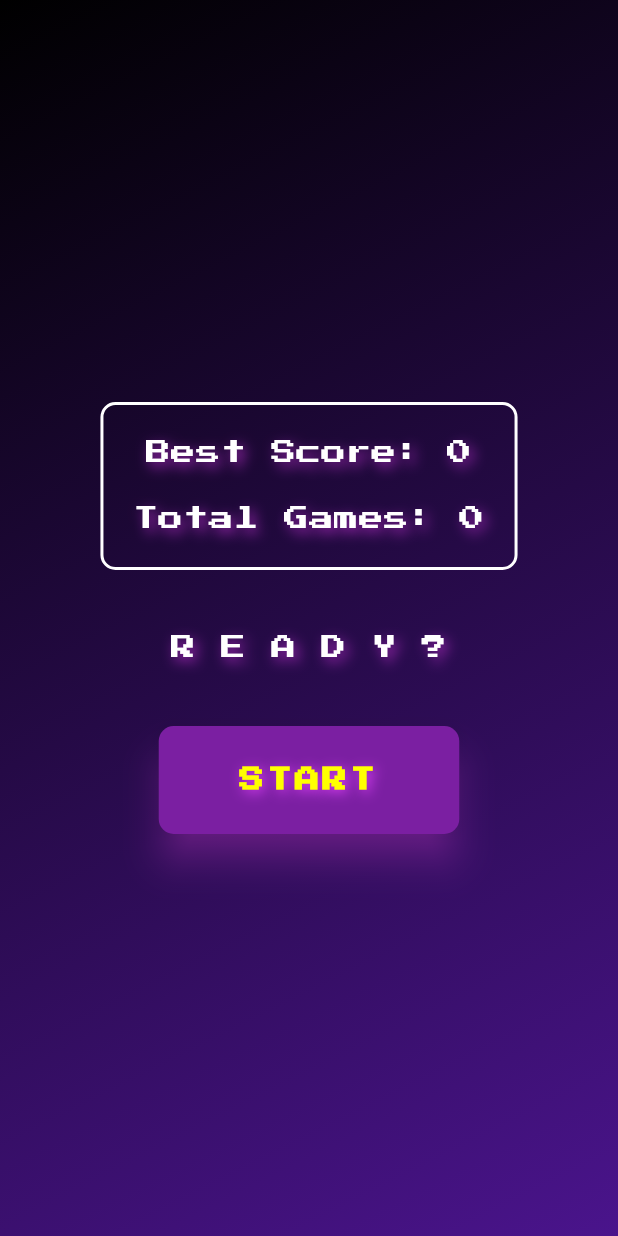
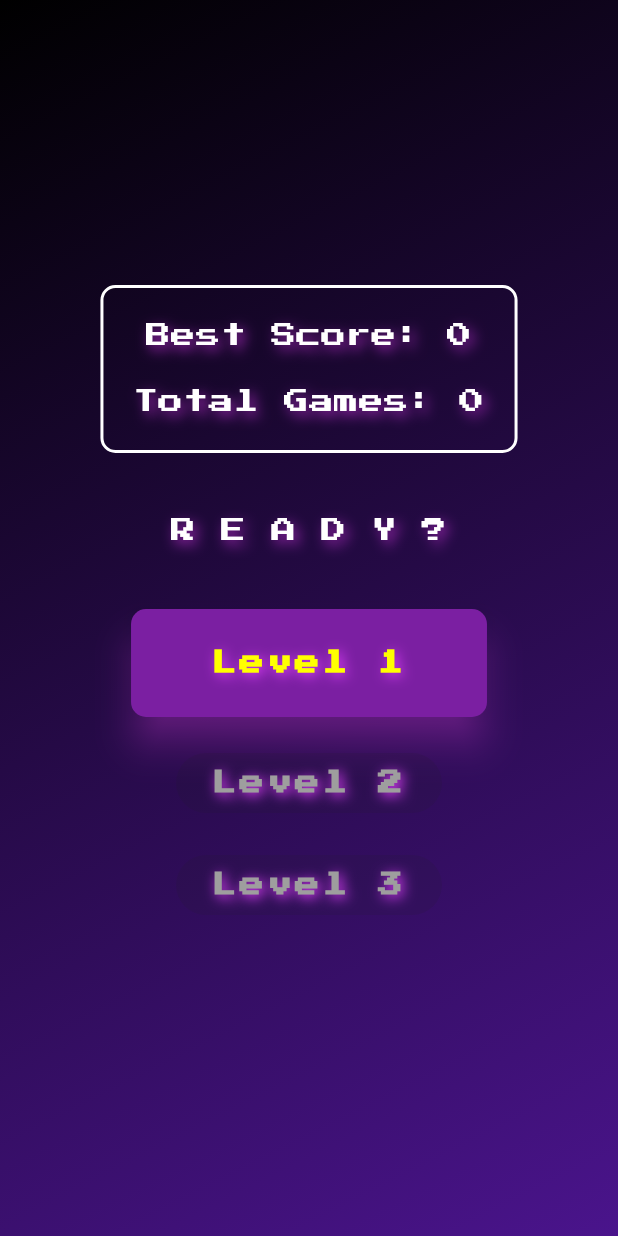
Before and after one commit to gianlucaromeo/first_flame_game, a Flutter app: the screen it shows after launch, on a phone screen of 412 x 824 dp. Run offline on Flutter 3.47's test engine with Material 3 defaults, Android fonts, the phone set to English and light mode, and no system bars; our stand-ins replace get, google_fonts, hive_ce, hive_ce_flutter; missing offline and left inert: flame, flame_forge2d; accounts and stored records are empty.

Commit message:
Added level difficulties

```diff
--- a/lib/screens/game_screen.dart
+++ b/lib/screens/game_screen.dart
@@ -8,7 +8,9 @@ import '../components/my_game.dart';
 import 'result_screen.dart';
 
 class GameScreen extends StatefulWidget {
-  const GameScreen({super.key});
+  const GameScreen({super.key, required this.level});
+
+  final int level;
 
   @override
   State<GameScreen> createState() => _GameScreenState();
@@ -24,6 +26,7 @@ class _GameScreenState extends State<GameScreen> {
       onGameOver: (int score) {
         Get.off(() => ResultScreen(score: score));
       },
+      level: widget.level,
     );
   }
 
@@ -42,7 +45,10 @@ class _GameScreenState extends State<GameScreen> {
           children: [
             Padding(
               padding: const EdgeInsets.all(12.0),
-              child: ScoreCard(score: _game.score),
+              child: ScoreCard(
+                score: _game.score,
+                level: widget.level,
+              ),
             ),
             Expanded(
               child: GameWidget(game: _game),
--- a/lib/screens/welcome_screen.dart
+++ b/lib/screens/welcome_screen.dart
@@ -1,3 +1,4 @@
+import 'package:first_flame_game/services/local_storage_service.dart';
 import 'package:first_flame_game/widgets/game_button.dart';
 import 'package:first_flame_game/widgets/statistics.dart';
 import 'package:flutter/material.dart';
@@ -31,12 +32,17 @@ class WelcomeScreen extends StatelessWidget {
                 text: 'R E A D Y ?',
               ),
               const SizedBox(height: 40),
-              GameButton(
-                onPressed: () {
-                  Get.offAll(() => const GameScreen());
-                },
-                text: 'START',
-              ),
+              for (var i = 1; i <= 3; i++)
+                Padding(
+                  padding: const EdgeInsets.only(bottom: 20),
+                  child: GameButton(
+                    text: 'Level $i',
+                    onPressed: () {
+                      Get.to(() => GameScreen(level: i));
+                    },
+                    disabled: UserData.getLevelsCompleted() < i - 1,
+                  ),
+                ),
             ],
           ),
         ),
--- a/lib/widgets/game_button.dart
+++ b/lib/widgets/game_button.dart
@@ -6,18 +6,20 @@ class GameButton extends StatelessWidget {
     super.key,
     required this.onPressed,
     required this.text,
+    this.disabled = false,
   });
 
   final Function onPressed;
   final String text;
+  final bool disabled;
 
   @override
   Widget build(BuildContext context) {
     final deviceSize = MediaQuery.of(context).size;
 
     return ElevatedButton(
-      onPressed: () => onPressed.call(),
-      style: ElevatedButton.styleFrom(
+      onPressed: disabled ? null : () => onPressed.call(),
+      style: !disabled ? ElevatedButton.styleFrom(
         backgroundColor: Colors.purple.shade700,
         padding: const EdgeInsets.symmetric(
           horizontal: 54,
@@ -28,13 +30,30 @@ class GameButton extends StatelessWidget {
         ),
         elevation: 10,
         shadowColor: Colors.purpleAccent,
-      ),
+      )
+      : null,
       child: Text(
         text,
         textAlign: TextAlign.center,
         style: GoogleFonts.pressStart2p(
-          textStyle: TextStyle(
-            fontSize: deviceSize.width > 640 ? 36 :  deviceSize.width * 0.04,
+          textStyle: disabled
+              ? TextStyle(
+                  fontSize:
+                      deviceSize.width > 640 ? 36 : deviceSize.width * 0.04,
+                  color: Colors.grey,
+                  fontWeight: FontWeight.bold,
+                  letterSpacing: 2,
+                  shadows: [
+                    Shadow(
+                      blurRadius: 10.0,
+                      color: Colors.purpleAccent,
+                      offset: Offset(2.0, 2.0),
+                    ),
+                  ],
+                )
+              : TextStyle(
+                  fontSize:
+                      deviceSize.width > 640 ? 36 : deviceSize.width * 0.04,
                   color: Colors.yellowAccent,
                   fontWeight: FontWeight.bold,
                   letterSpacing: 2,
```
Also changed, not shown: lib/components/my_game.dart (+36 -9 lines), lib/components/score_card.dart (+12 -18 lines). Lines whose indentation alone changed are shown as unchanged.
